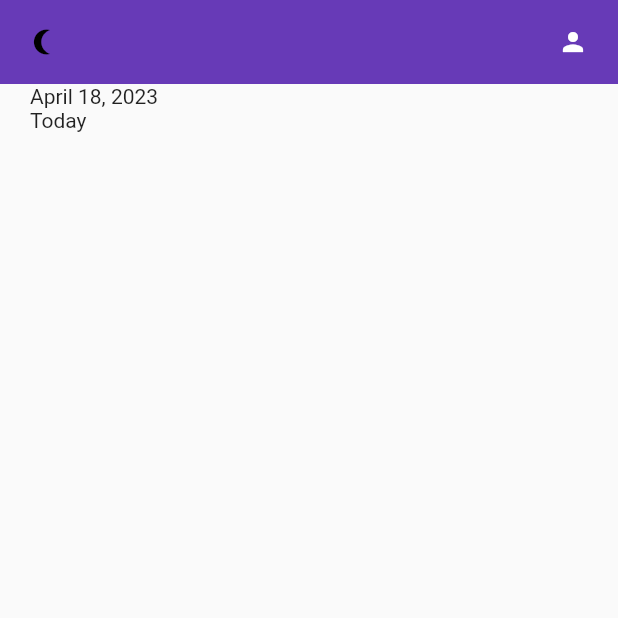
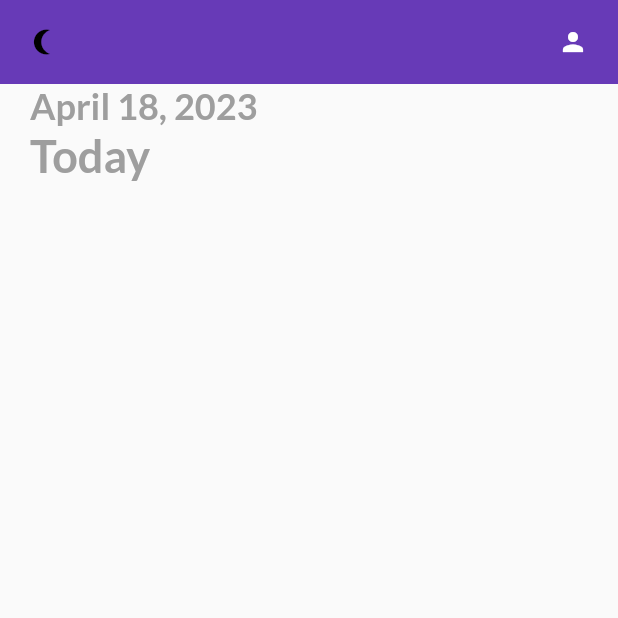
Before and after one commit to perymerdeka/notes-flutter, a Flutter app: the screen it shows after launch, on a phone screen of 412 x 824 dp, the top half of it. Run offline on Flutter 3.47's test engine with Material 2 defaults, Android fonts, the light colour scheme and no system bars; our stand-ins replace flutter_local_notifications, get, get_storage, google_fonts.

Commit message:
WIP: Update Grey UI

```diff
--- a/lib/ui/pages/home_page.dart
+++ b/lib/ui/pages/home_page.dart
@@ -2,6 +2,7 @@ import 'package:flutter/material.dart';
 import 'package:intl/intl.dart';
 import 'package:notesapps/services/notification_service.dart';
 import 'package:notesapps/ui/partials/app_bar.dart';
+import 'package:notesapps/ui/partials/theme.dart';
 
 class HomePage extends StatefulWidget {
   const HomePage({super.key});
@@ -37,8 +38,11 @@ class _HomePageState extends State<HomePage> {
                   child: Column(
                     crossAxisAlignment: CrossAxisAlignment.start,
                     children: [
-                      Text(DateFormat.yMMMMd().format(DateTime.now())),
-                      const Text("Today")
+                      Text(
+                        DateFormat.yMMMMd().format(DateTime.now()),
+                        style: subHeadingStyle,
+                      ),
+                      Text("Today", style: headingStyle,)
                     ],
                   ),
                 )
--- a/lib/ui/partials/theme.dart
+++ b/lib/ui/partials/theme.dart
@@ -1,4 +1,6 @@
 import 'package:flutter/material.dart';
+import 'package:google_fonts/google_fonts.dart';
+import 'package:get/get.dart';
 
 // colors pallets
 const Color bluishClr = Color(0xFF4e5ae8);
@@ -22,3 +24,23 @@ class Themes {
     brightness: Brightness.dark,
   );
 }
+
+// subheading style
+
+TextStyle get subHeadingStyle {
+  return GoogleFonts.lato(
+      textStyle: TextStyle(
+          fontSize: 24,
+          fontWeight: FontWeight.bold,
+          color: Get.isDarkMode ? Colors.grey[400] : Colors.grey));
+}
+
+// heading style
+
+TextStyle get headingStyle {
+  return GoogleFonts.lato(
+      textStyle: TextStyle(
+          fontSize: 30,
+          fontWeight: FontWeight.bold,
+          color: Get.isDarkMode ? Colors.grey[400] : Colors.grey));
+}
```
